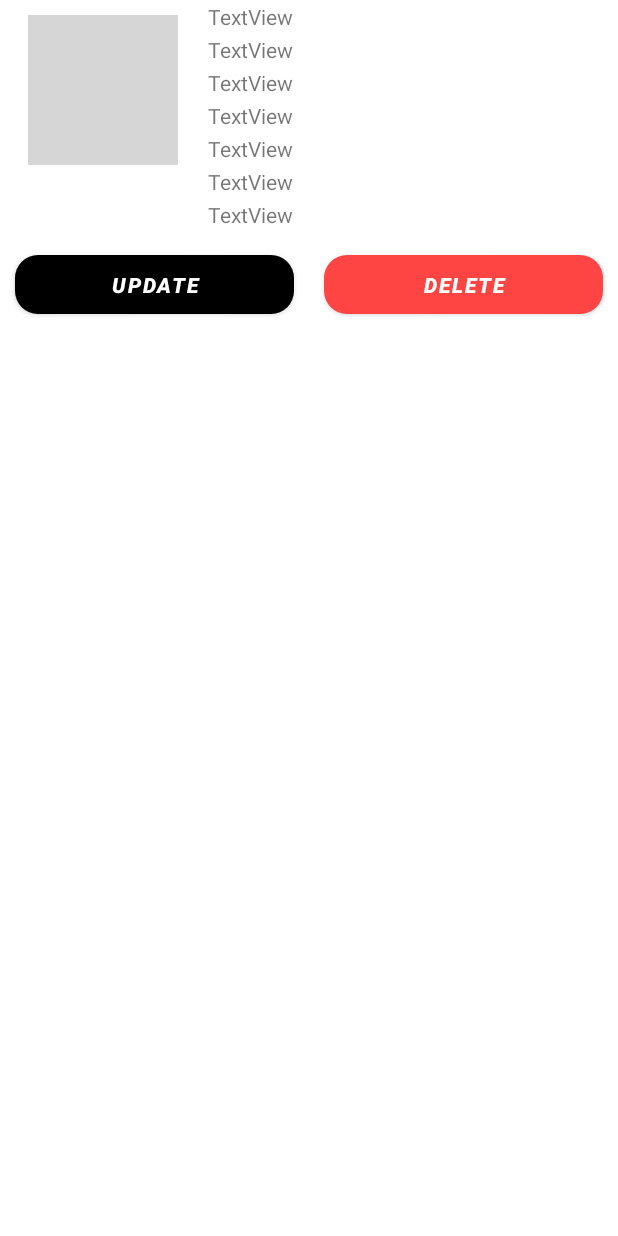
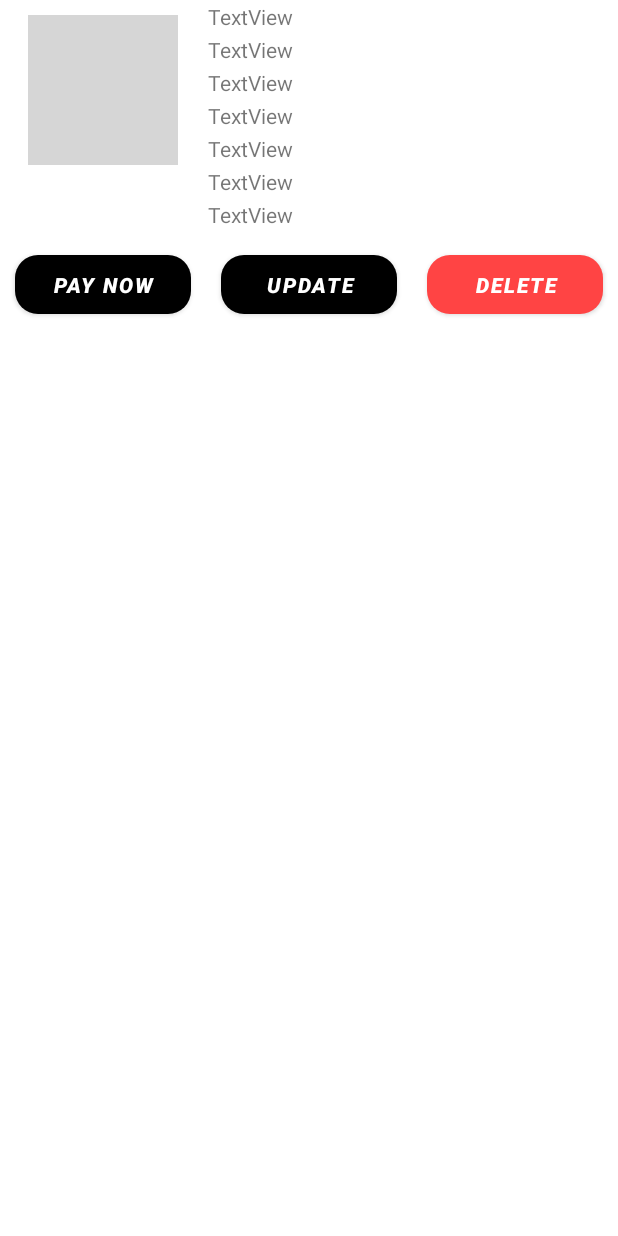
Before and after one commit to HelaniL/DressHub, an Android app: the layout custom_bagitem_list.xml on its own in the app's theme, with its tools: preview values and no code run, on a phone screen of 412 x 824 dp. Run offline under Robolectric (Android 15) with nearby library versions, the phone set to English and light mode, and no system bars; Roboto replaces fonts that are not available here; grey boxes are pictures that could not be loaded.

Commit message:
make some changes

```diff
--- a/app/src/main/res/layout/custom_bagitem_list.xml
+++ b/app/src/main/res/layout/custom_bagitem_list.xml
@@ -95,6 +95,25 @@
             android:orientation="vertical">
 
             <Button
+                android:id="@+id/paybag"
+                android:layout_width="match_parent"
+                android:layout_height="wrap_content"
+                android:layout_margin="10dp"
+                android:padding="10dp"
+                android:text="Pay Now"
+                android:textColor="#ffffff"
+                android:textStyle="bold|italic"
+                app:backgroundTint="@color/black"
+                app:cornerRadius="15dp" />
+        </LinearLayout>
+
+        <LinearLayout
+            android:layout_width="0dp"
+            android:layout_height="match_parent"
+            android:layout_weight="1"
+            android:orientation="vertical">
+
+            <Button
                 android:id="@+id/updatebag"
                 android:layout_width="match_parent"
                 android:layout_height="wrap_content"
```
